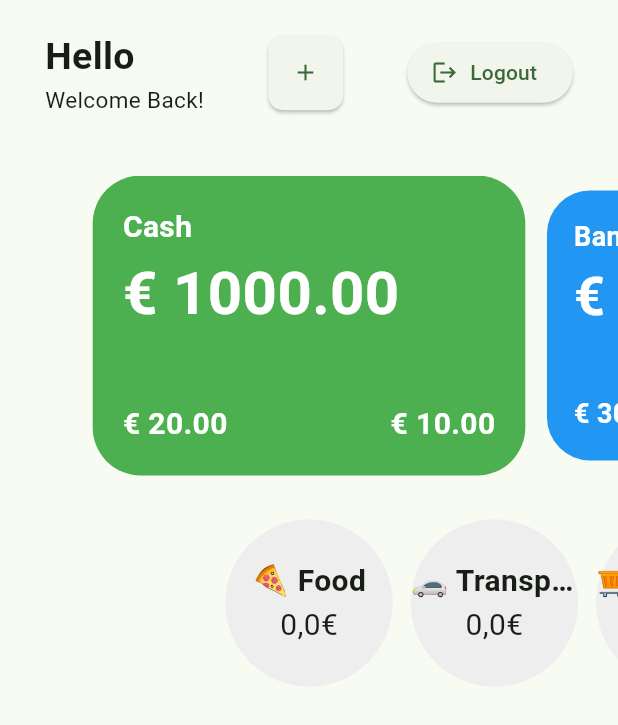
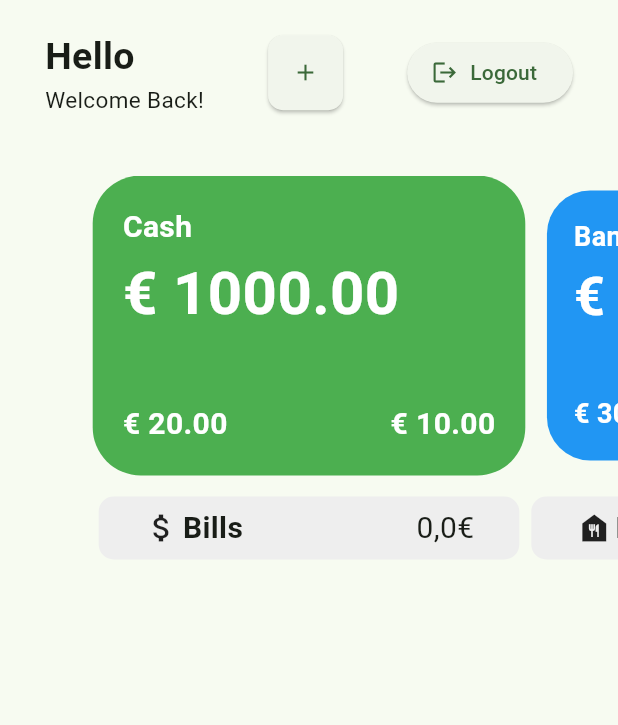
Before and after one commit to fabiooo4/Pecunia, a Flutter app: the Dashboard screen opened by its route, on a phone screen of 412 x 824 dp. Shown: the top 725 px of the screen. Run offline on Flutter 3.47's test engine with Material 2 defaults, Android fonts, the phone set to English and light mode, and no system bars; our stand-ins replace flutter_riverpod, go_router, riverpod_annotation, supabase_flutter; missing offline and left inert: dart_emoji; accounts and stored records are empty; generated files the repository leaves out were written again.

Commit message:
changed categories shape, added icon field

```diff
--- a/lib/model/categories/category.dart
+++ b/lib/model/categories/category.dart
@@ -1,10 +1,12 @@
+import 'package:flutter/material.dart';
 import 'package:uuid/uuid.dart';
 
 const uuid = Uuid();
 
 class Category {
-  Category({required this.name});
+  Category({required this.name, required this.icon});
 
   final id = uuid.v4();
+  Icon icon;
   String name;
 }
--- a/lib/model/categories/category_provider.dart
+++ b/lib/model/categories/category_provider.dart
@@ -1,13 +1,18 @@
+import 'package:flutter/material.dart';
 import 'package:flutter_riverpod/flutter_riverpod.dart';
 import 'category.dart';
 
 final List<Category> _categoryList = [
-  Category(name: '🍕 Food'),
-  Category(name: '🚗 Transport'),
-  Category(name: '🛒 Shopping'),
-  Category(name: '🎮 Entertainment'),
-  Category(name: '👛 Bills'),
-  Category(name: 'Others')
+  Category(name: "Bills", icon: const Icon(Icons.attach_money)),
+  Category(name: "Food", icon: const Icon(Icons.food_bank)),
+  Category(name: "Transport", icon: const Icon(Icons.car_rental)),
+  Category(name: "Shopping", icon: const Icon(Icons.shopping_cart)),
+  Category(name: "Entertainment", icon: const Icon(Icons.movie)),
+  Category(name: "Health", icon: const Icon(Icons.medical_services)),
+  Category(name: "Travel", icon: const Icon(Icons.flight)),
+  Category(name: "Education", icon: const Icon(Icons.school)),
+  Category(name: "Gifts", icon: const Icon(Icons.card_giftcard)),
+  Category(name: "Other", icon: const Icon(Icons.more_horiz)),
 ];
 
 final categoryProvider = Provider((ref) => _categoryList);
--- a/lib/screens/dashboard.dart
+++ b/lib/screens/dashboard.dart
@@ -133,10 +133,10 @@ class _DashboardState extends ConsumerState<Dashboard> {
                 children: [
                   Expanded(
                     child: SizedBox(
-                      height: 150,
+                      height: 50,
                       child: PageView.builder(
                         itemCount: categoryList.length,
-                        controller: PageController(viewportFraction: 0.3),
+                        controller: PageController(viewportFraction: 0.7),
                         itemBuilder: (context, index) {
                           var id = categoryList[index].id;
                           var total = 0.0;
--- a/lib/widgets/categoryw.dart
+++ b/lib/widgets/categoryw.dart
@@ -13,7 +13,53 @@ class CategoryW extends ConsumerWidget {
 
   @override
   Widget build(BuildContext context, WidgetRef ref) {
-    return Container(
+    return SizedBox(
+      height: 10,
+      width: 10,
+      child: Card(
+        semanticContainer: true,
+        clipBehavior: Clip.antiAliasWithSaveLayer,
+        shape: RoundedRectangleBorder(
+          borderRadius: BorderRadius.circular(10.0),
+        ),
+        elevation: 0,
+        color: Colors.grey[200],
+        child: Padding(
+          padding: const EdgeInsets.symmetric(horizontal: 30),
+          child: Row(
+            mainAxisAlignment: MainAxisAlignment.center,
+            children: [
+              Flexible(
+                child: Flex(
+                  direction: Axis.horizontal,
+                  mainAxisAlignment: MainAxisAlignment.start,
+                  children: [
+                    Padding(
+                      padding: const EdgeInsets.fromLTRB(0, 0, 2, 0),
+                      child: category.icon,
+                    ),
+                    Text(
+                      category.name,
+                      style: const TextStyle(
+                        fontSize: 20,
+                        fontWeight: FontWeight.bold,
+                      ),
+                      overflow: TextOverflow.ellipsis,
+                    ),
+                  ],
+                ),
+              ),
+              Text(
+                '${total.toString().replaceAll('.', ',')}€',
+                style: const TextStyle(fontSize: 20),
+              ),
+            ],
+          ),
+        ),
+      ),
+    );
+  }
+  /* return Container(
       height: 150, // Set a fixed height to restrict the overall height
       padding: const EdgeInsets.all(2), // Adjust the padding value
       child: Card(
@@ -73,5 +119,5 @@ class CategoryW extends ConsumerWidget {
         ),
       ),
     );
-  }
+  } */
 }
```
